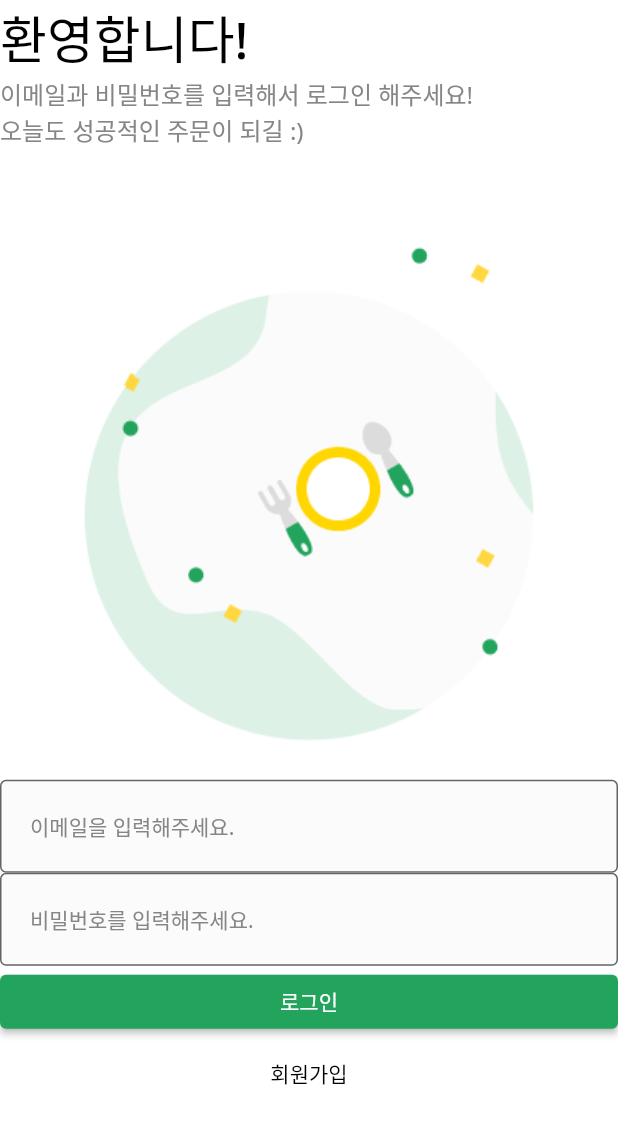
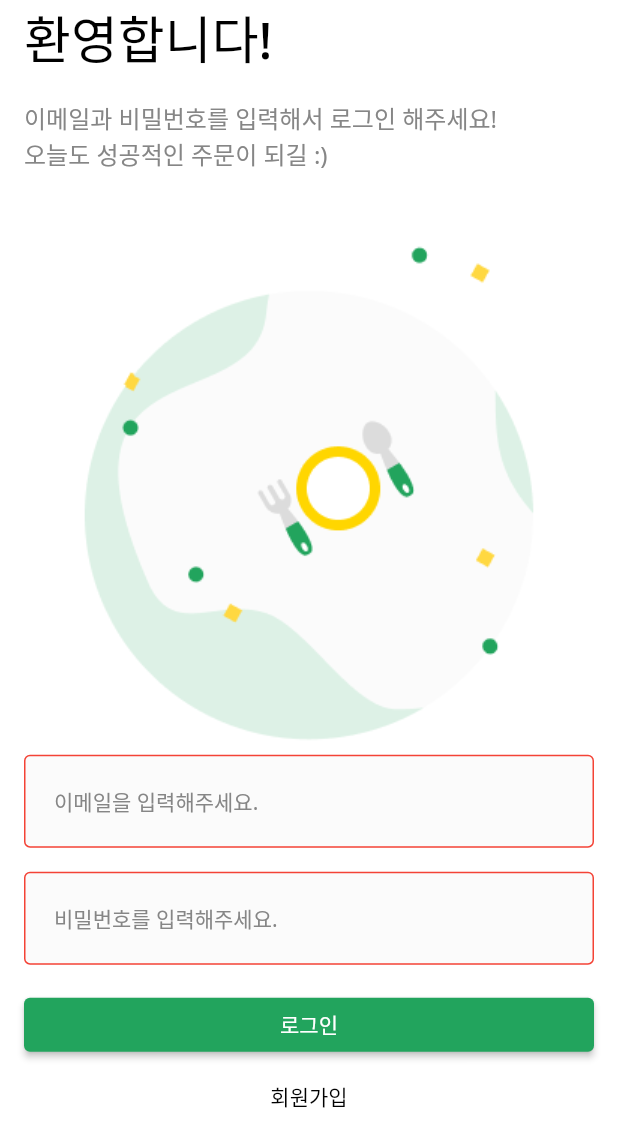
Before and after one commit to walkerJung/delivery_app, a Flutter app: the screen it shows after launch, on a phone screen of 412 x 824 dp. Shown: the top 1147 px of the screen. Run offline on Flutter 3.47's test engine with Material 2 defaults, Android fonts, the phone set to English and light mode, and no system bars.

Commit message:
feat: UI 마무리하기

```diff
--- a/lib/common/components/custom_text_form_field.dart
+++ b/lib/common/components/custom_text_form_field.dart
@@ -23,7 +23,7 @@ class CustomTextFormField extends StatelessWidget {
   Widget build(BuildContext context) {
     const baseBorder = OutlineInputBorder(
       borderSide: BorderSide(
-        color: INPUT_BORDER_COLOR,
+        color: Colors.red,
         width: 1.0,
       ),
     );
@@ -44,6 +44,7 @@ class CustomTextFormField extends StatelessWidget {
         fillColor: INPUT_BG_COLOR,
         filled: true,
         border: baseBorder,
+        enabledBorder: baseBorder,
         focusedBorder: baseBorder.copyWith(
           borderSide: baseBorder.borderSide.copyWith(
             color: PRIMARY_COLOR,
--- a/lib/user/view/login_screen.dart
+++ b/lib/user/view/login_screen.dart
@@ -9,13 +9,20 @@ class LoginScreen extends StatelessWidget {
   @override
   Widget build(BuildContext context) {
     return DefaultLayout(
+      child: SingleChildScrollView(
+        keyboardDismissBehavior: ScrollViewKeyboardDismissBehavior.onDrag,
         child: SafeArea(
           top: true,
           bottom: false,
+          child: Padding(
+            padding: const EdgeInsets.symmetric(horizontal: 16),
             child: Column(
               crossAxisAlignment: CrossAxisAlignment.stretch,
               children: [
                 const _Title(),
+                const SizedBox(
+                  height: 16,
+                ),
                 const _SubTitle(),
                 Image.asset(
                   'asset/img/misc/logo.png',
@@ -25,10 +32,16 @@ class LoginScreen extends StatelessWidget {
                   hintText: "이메일을 입력해주세요.",
                   onChanged: (value) => {},
                 ),
+                const SizedBox(
+                  height: 16,
+                ),
                 CustomTextFormField(
                   hintText: "비밀번호를 입력해주세요.",
                   onChanged: (value) => {},
                   obscureText: true,
+                ),
+                const SizedBox(
+                  height: 16,
                 ),
                 ElevatedButton(
                   onPressed: () {},
@@ -45,6 +58,8 @@ class LoginScreen extends StatelessWidget {
                   child: const Text('회원가입'),
                 )
               ],
+            ),
+          ),
         ),
       ),
     );
```
Also changed, not shown: 1 other file. Lines whose indentation alone changed are shown as unchanged.
